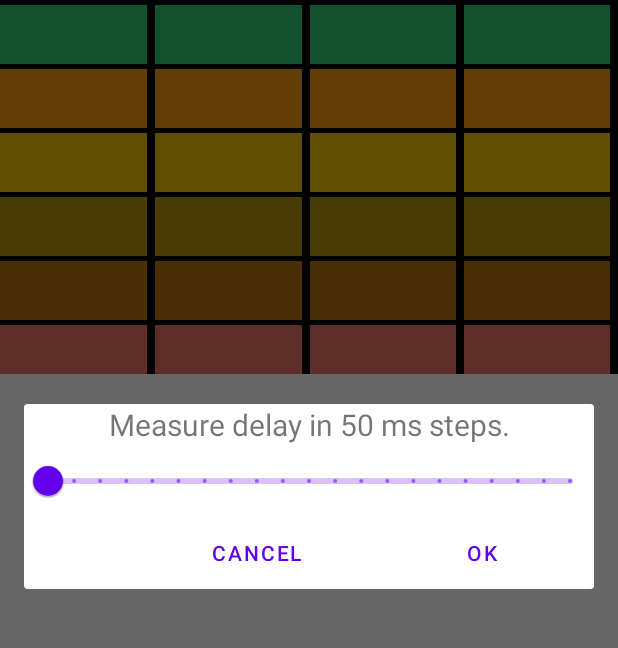
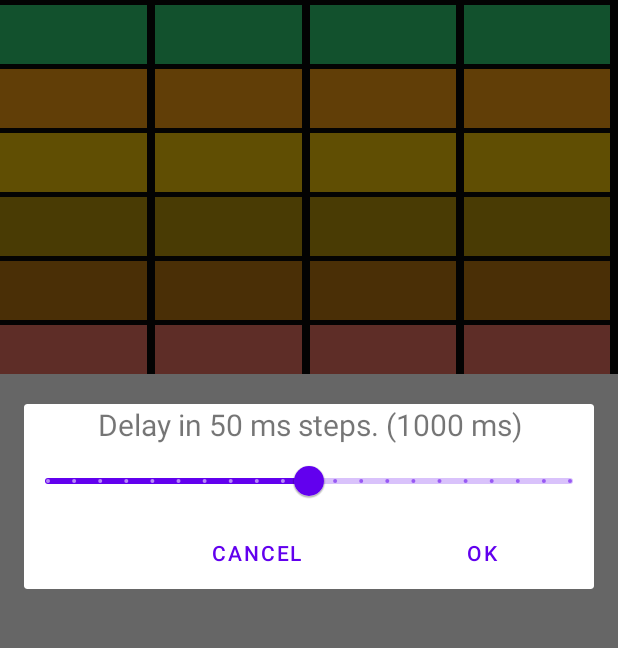
Before and after one commit to iszilagyigit/ParkDistanceControl, an Android app: the screen it shows after launch (MainActivity), after a tap on an icon or button, on a phone screen of 412 x 824 dp, the part 121-769 px from its top. Run offline under Robolectric (Android 15) with nearby library versions, the phone set to English and light mode, and no system bars; 2 statements that could not run were skipped.

Commit message:
label changed

```diff
--- a/app/src/main/java/com/pdc/main/parkdistancecontrol2/MainActivity.java
+++ b/app/src/main/java/com/pdc/main/parkdistancecontrol2/MainActivity.java
@@ -13,6 +13,8 @@ import android.os.Bundle;
 import android.util.Log;
 import android.view.Menu;
 import android.view.MenuItem;
+import android.widget.TextView;
+
 import com.google.android.material.slider.Slider;
 
 /**
@@ -51,6 +53,8 @@ public class MainActivity extends AppCompatActivity {
                     dialog.setContentView(R.layout.time_slider_dialog);
                     final Slider slider = dialog.findViewById(R.id.time_slider_slider);
                     slider.setValue(ParkSensorBackgroundService.LOOP_DELAY_IN_MS);
+                    ((TextView)dialog.findViewById(R.id.sliderTextId))
+                            .setText(String.format(getString(R.string.time_slider_dialog_message), ParkSensorBackgroundService.LOOP_DELAY_IN_MS));
 
                     final Button ok = dialog.findViewById(R.id.time_slider_ok);
                     ok.setOnClickListener(view -> {
--- a/app/src/main/java/com/pdc/main/parkdistancecontrol2/ParkSensorBackgroundService.java
+++ b/app/src/main/java/com/pdc/main/parkdistancecontrol2/ParkSensorBackgroundService.java
@@ -26,7 +26,7 @@ public class ParkSensorBackgroundService extends JobIntentService {
     It gives time to sensors for new measurement.
      Min Working 700
      */
-    public static int LOOP_DELAY_IN_MS = 500;
+    public static int LOOP_DELAY_IN_MS = 1000;
 
     /*
     Nr Of measurements which this JobIntentService will do.
--- a/app/src/main/res/layout/time_slider_dialog.xml
+++ b/app/src/main/res/layout/time_slider_dialog.xml
@@ -3,12 +3,14 @@
   android:layout_width="match_parent"
   android:layout_height="match_parent"
   android:orientation="vertical">
+
   <TextView
-    android:layout_width="match_parent"
-    android:layout_height="wrap_content"
-    android:textAlignment="center"
-    android:textSize="20sp"
-    android:text="@string/time_slider_dialog_message"/>
+      android:id="@+id/sliderTextId"
+      android:layout_width="match_parent"
+      android:layout_height="wrap_content"
+      android:text="@string/time_slider_dialog_message"
+      android:textAlignment="center"
+      android:textSize="20sp" />
   <com.google.android.material.slider.Slider
     android:id="@+id/time_slider_slider"
     android:layout_width="match_parent"
--- a/app/src/main/res/values/strings.xml
+++ b/app/src/main/res/values/strings.xml
@@ -2,7 +2,7 @@
     <string name="app_name">ParkDistanceControl2</string>
     <string name="action_delayconfig">[Delays]</string>
     <string name="time_slider_dialog_title">Loop Configuration</string>
-    <string name="time_slider_dialog_message">Measure delay in 50 ms steps.</string>
+    <string name="time_slider_dialog_message">Delay in 50 ms steps. (%d ms)</string>
     <string name="ok">OK</string>
     <string name="cancel">Cancel</string>
 </resources>
```
